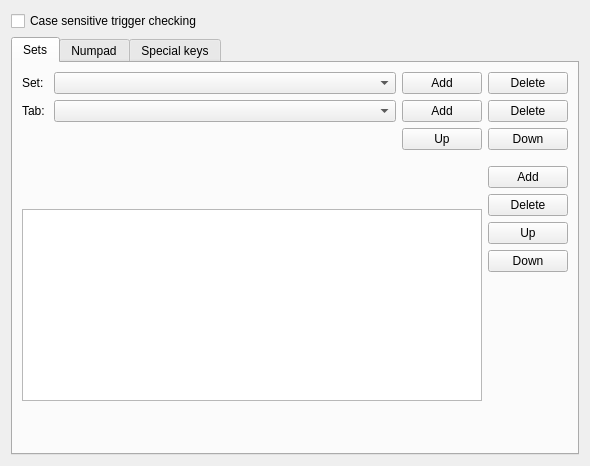
First picture: the form in plugins/Commands/Keyboard/keyboardconfigurationdlg.ui, repository KDE/simon, before the edit.
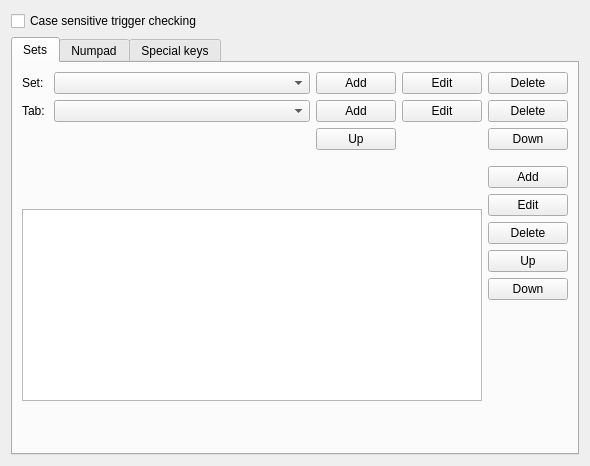
Second picture: the form after the edit. Custom widgets are drawn as their Qt base class.

Commit message: Scenario displays are now not forced to re-load the whole scenario when it changes. ONLY model / view types of displays will work with this change (still quite untested). Keyboard sets / tabs / buttons can now be edited after they have been created. Command configuration is no reliably saved when it changes in the modifyactions dialog.

```diff
--- a/plugins/Commands/Keyboard/keyboardconfigurationdlg.ui
+++ b/plugins/Commands/Keyboard/keyboardconfigurationdlg.ui
@@ -92,14 +92,14 @@
            </property>
           </widget>
          </item>
-         <item row="0" column="3">
+         <item row="0" column="4">
           <widget class="KPushButton" name="pbDeleteSet">
            <property name="text">
             <string>Delete</string>
            </property>
           </widget>
          </item>
-         <item row="1" column="3">
+         <item row="1" column="4">
           <widget class="KPushButton" name="pbDeleteTab">
            <property name="text">
             <string>Delete</string>
@@ -113,7 +113,21 @@
            </property>
           </widget>
          </item>
-         <item row="2" column="3">
+         <item row="0" column="3">
+          <widget class="KPushButton" name="pbEditSet">
+           <property name="text">
+            <string>Edit</string>
+           </property>
+          </widget>
+         </item>
+         <item row="1" column="3">
+          <widget class="KPushButton" name="pbEditTab">
+           <property name="text">
+            <string>Edit</string>
+           </property>
+          </widget>
+         </item>
+         <item row="2" column="4">
           <widget class="KPushButton" name="pbTabDown">
            <property name="text">
             <string>Down</string>
@@ -149,6 +163,13 @@
              </property>
             </widget>
            </item>
+           <item>
+            <widget class="KPushButton" name="pbEditButton">
+             <property name="text">
+              <string>Edit</string>
+             </property>
+            </widget>
+           </item>
            <item>
             <widget class="KPushButton" name="pbDeleteButton">
              <property name="text">
@@ -354,8 +375,8 @@
            <rect>
             <x>0</x>
             <y>0</y>
-            <width>541</width>
-            <height>492</height>
+            <width>542</width>
+            <height>484</height>
            </rect>
           </property>
           <layout class="QVBoxLayout" name="verticalLayout_6">
```
The commit also changes 19 other files.
